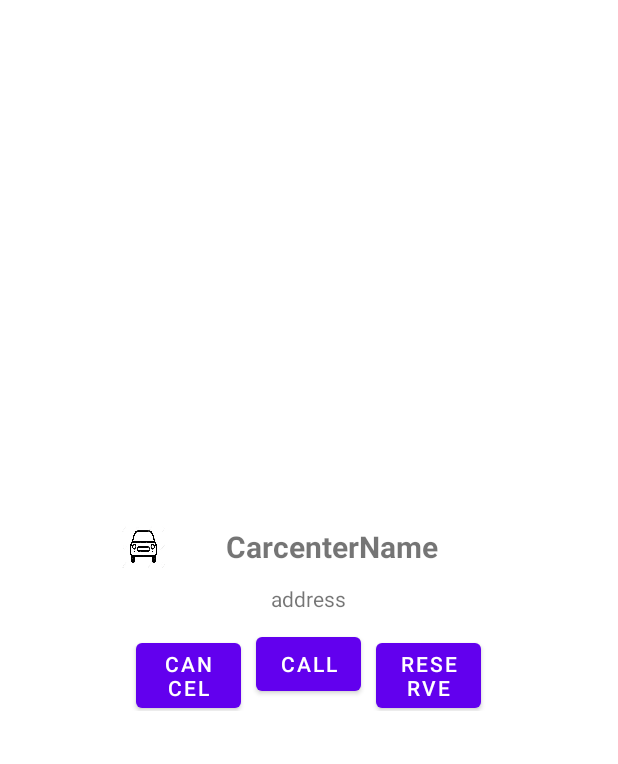
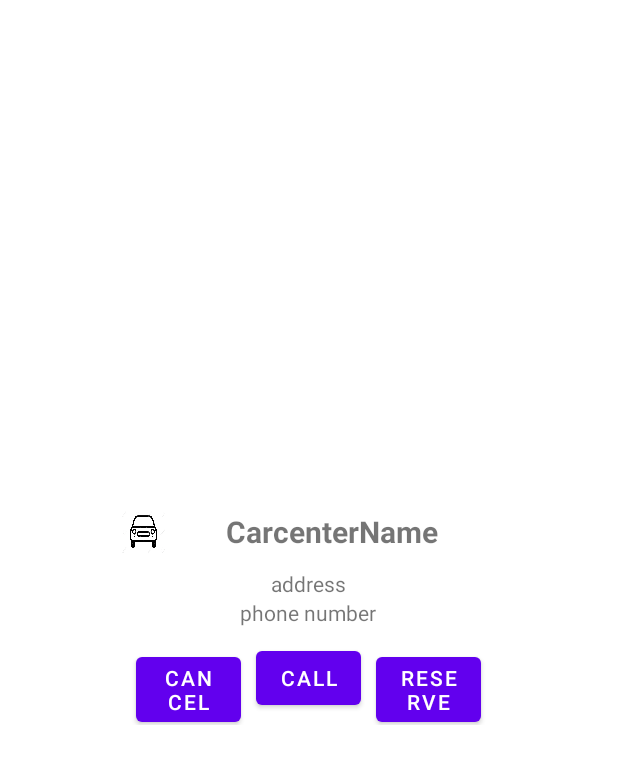
Before and after one commit to IMDongH/Mobile_MechanicShop_Reservation, an Android app: the layout activity_pop_up_center_info.xml on its own in the app's theme, with its tools: preview values and no code run, on a phone screen of 412 x 824 dp. Shown: the top 764 px of the screen. Run offline under Robolectric (Android 15) with nearby library versions, the phone set to English and light mode, and no system bars.

Commit message:
팝업화면 번호 나오게 추가

```diff
--- a/app/src/main/java/com/example/se_project/User/PopUpCenterInfo.java
+++ b/app/src/main/java/com/example/se_project/User/PopUpCenterInfo.java
@@ -27,14 +27,17 @@ public class PopUpCenterInfo extends Activity {
         centerName = data.getString("centerName");
         address = data.getString("centerAddress");
         phone = data.getString("phone");
-        phone = "tel:"+phone.substring(0,3)+"-"+phone.substring(3,7)+"-"+phone.substring(7);
+
 
         TextView centerNameTextView = findViewById(R.id.centerNameTextView);
         TextView centerAddressTextView = findViewById(R.id.centerAddressTextView);
+        TextView phoneNumberTextView = findViewById(R.id.phoneNumberTextView);
 
         centerNameTextView.setText(centerName);
         centerAddressTextView.setText(address);
+        phoneNumberTextView.setText(phone);
 
+        phone = "tel:"+phone.substring(0,3)+"-"+phone.substring(3,7)+"-"+phone.substring(7);
         Button reserveButton = findViewById(R.id.reserveButton);
         Button cancelButton = findViewById(R.id.exitButton);
         Button phoneButton = findViewById(R.id.phoneCallButton);
--- a/app/src/main/res/layout/activity_pop_up_center_info.xml
+++ b/app/src/main/res/layout/activity_pop_up_center_info.xml
@@ -41,6 +41,12 @@
         android:text="address"
         android:gravity="center"
         android:id="@+id/centerAddressTextView"/>
+    <TextView
+        android:layout_width="match_parent"
+        android:layout_height="wrap_content"
+        android:text="phone number"
+        android:gravity="center"
+        android:id="@+id/phoneNumberTextView"/>
 
     <LinearLayout
         android:layout_width="match_parent"
```
